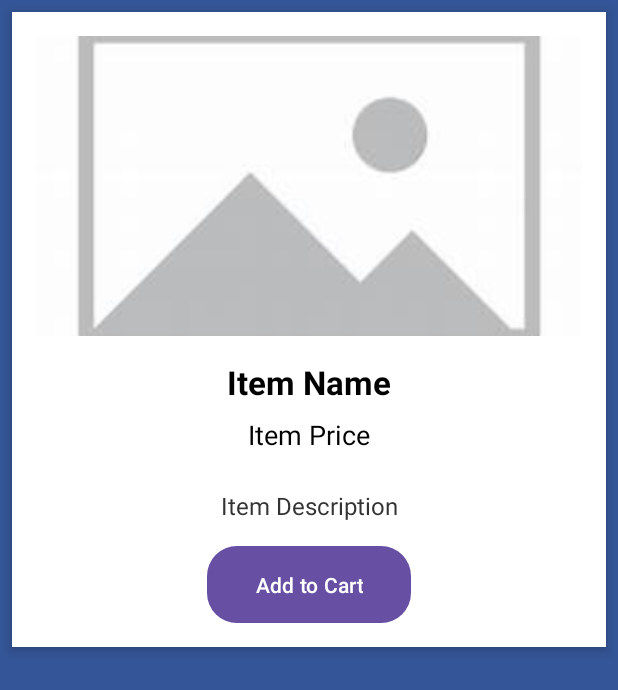
After one commit to nepskuy/MBIL, an Android app: the layout activity_detail.xml on its own in the app's theme, with its tools: preview values and no code run, on a phone screen of 412 x 824 dp. The commit adds this screen. Shown: the top 690 px of the screen. Run offline under Robolectric (Android 15) with nearby library versions, the phone set to English and light mode, and no system bars.

Commit message:
Pembetulan Currency

```diff
--- a/app/build.gradle.kts
+++ b/app/build.gradle.kts
@@ -46,6 +46,9 @@ dependencies {
     implementation("com.github.bumptech.glide:glide:4.12.0")
     kapt("com.github.bumptech.glide:compiler:4.12.0")
     implementation("com.google.firebase:firebase-auth-ktx:22.0.0")
+    implementation ("androidx.recyclerview:recyclerview:1.2.1")
+    implementation ("com.github.bumptech.glide:glide:4.15.1")
+    annotationProcessor ("com.github.bumptech.glide:compiler:4.15.1")
 
 
     implementation(libs.androidx.core.ktx)
--- /dev/null
+++ b/app/src/main/res/drawable/rounded_button.xml
@@ -0,0 +1,5 @@
+<?xml version="1.0" encoding="utf-8"?>
+<shape xmlns:android="http://schemas.android.com/apk/res/android">
+    <solid android:color="#345597" />
+    <corners android:radius="20dp" />
+</shape>
--- /dev/null
+++ b/app/src/main/res/layout/activity_detail.xml
@@ -0,0 +1,70 @@
+<ScrollView xmlns:android="http://schemas.android.com/apk/res/android"
+    android:layout_width="match_parent"
+    android:layout_height="match_parent"
+    android:background="#345597">
+
+    <LinearLayout
+        android:layout_width="match_parent"
+        android:layout_height="wrap_content"
+        android:orientation="vertical"
+        android:padding="16dp"
+        android:gravity="center"
+        android:background="#ffffff"
+        android:layout_margin="8dp"
+        android:elevation="4dp">
+
+        <!-- ImageView for the item image -->
+        <ImageView
+            android:id="@+id/imageViewItem"
+            android:layout_width="match_parent"
+            android:layout_height="200dp"
+            android:src="@drawable/default_image"
+            android:layout_marginBottom="16dp"
+            android:scaleType="centerCrop"
+            android:layout_gravity="center" />
+
+        <TextView
+            android:id="@+id/textViewItemName"
+            android:layout_width="match_parent"
+            android:layout_height="wrap_content"
+            android:text="Item Name"
+            android:textSize="22sp"
+            android:textStyle="bold"
+            android:textColor="#000000"
+            android:layout_marginBottom="8dp"
+            android:gravity="center" />
+
+        <!-- Item Price Text -->
+        <TextView
+            android:id="@+id/textViewItemPrice"
+            android:layout_width="match_parent"
+            android:layout_height="wrap_content"
+            android:text="Item Price"
+            android:textSize="18sp"
+            android:textColor="#000000"
+            android:layout_marginBottom="24dp"
+            android:gravity="center" />
+
+        <TextView
+            android:id="@+id/textViewDetailDescription"
+            android:layout_width="match_parent"
+            android:layout_height="wrap_content"
+            android:text="Item Description"
+            android:textSize="16sp"
+            android:textColor="#333333"
+            android:layout_marginBottom="16dp"
+            android:gravity="center" />
+
+        <Button
+            android:id="@+id/buttonAddToCart"
+            android:layout_width="wrap_content"
+            android:layout_height="wrap_content"
+            android:text="Add to Cart"
+            android:textColor="#ffffff"
+            android:background="@drawable/rounded_button"
+            android:layout_gravity="center"
+            android:paddingHorizontal="32dp"
+            android:paddingVertical="12dp" />
+
+    </LinearLayout>
+</ScrollView>
--- a/app/src/main/res/values/colors.xml
+++ b/app/src/main/res/values/colors.xml
@@ -2,6 +2,8 @@
 <resources>
     <color name="black">#FF000000</color>
     <color name="white">#FFFFFFFF</color>
-    <color name="lavender">#E6E6FA</color> <!-- Lavender color code -->
+    <color name="lavender">#E6E6FA</color>
     <color name="grey">#808080</color>
+    <color name="colorPrimary">#6200EE</color>
+
 </resources>
```
Also changed, not shown: app/src/main/AndroidManifest.xml (+7 -0 lines), app/src/main/java/com/example/mbil/AddToCartActivity.kt (added, +91 -0 lines), app/src/main/java/com/example/mbil/CartAdapter.kt (added, +69 -0 lines), app/src/main/java/com/example/mbil/CartItem.kt (added, +37 -0 lines), app/src/main/java/com/example/mbil/DetailActivity.kt (added, +65 -0 lines), app/src/main/java/com/example/mbil/ItemAdapter.kt (+10 -2 lines), app/src/main/java/com/example/mbil/PaymentActivity.kt (added, +49 -0 lines), app/src/main/res/layout/activity_add_to_cart.xml (added, +43 -0 lines), app/src/main/res/layout/activity_payment.xml (added, +28 -0 lines), app/src/main/res/layout/cart_item_layout.xml (added, +65 -0 lines), app/src/main/res/layout/item_layout.xml (+18 -5 lines), app/src/main/res/drawable/default_image.jpeg (added).
